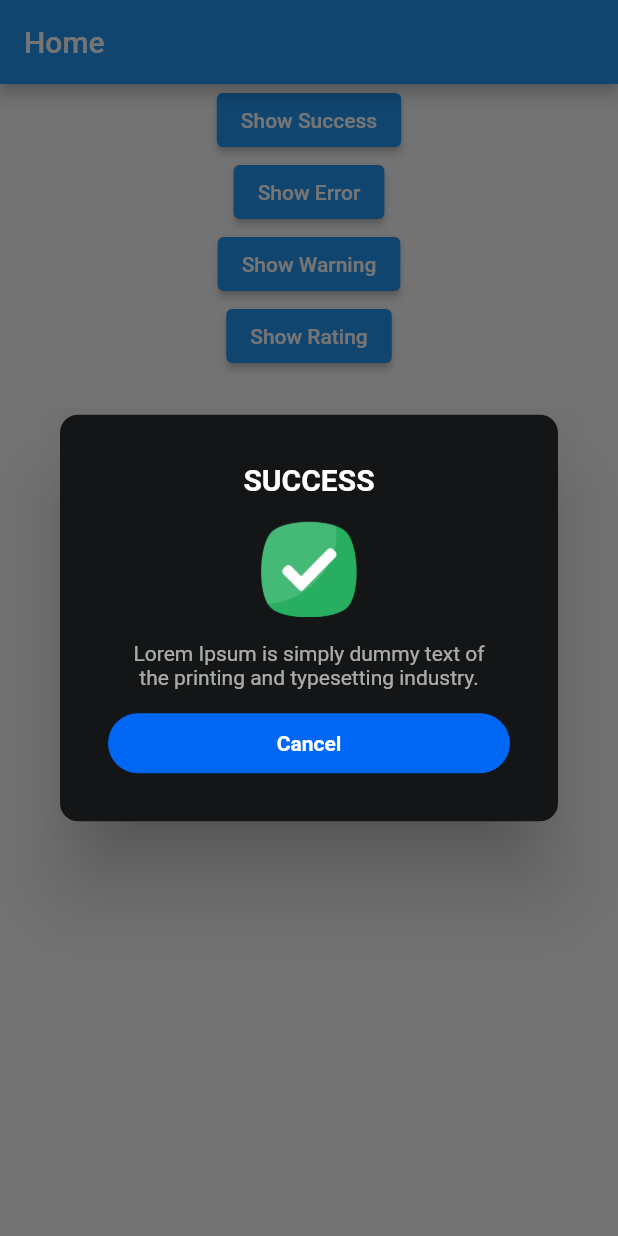
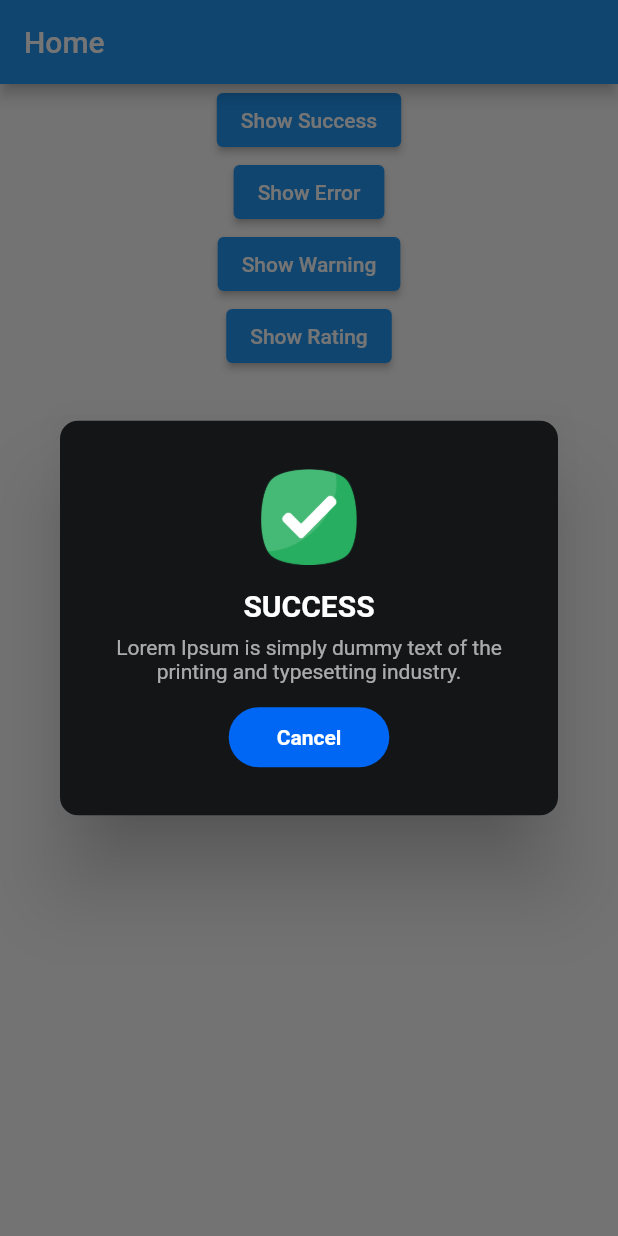
Before and after one commit to omeryilmazel/SwAlert, a Flutter app: the screen it shows after launch, after a tap on "Show Success", on a phone screen of 412 x 824 dp. Run offline on Flutter 3.47's test engine with Material 2 defaults, Android fonts, the phone set to English and light mode, and no system bars.

Commit message:
Update success.dart

```diff
--- a/lib/src/widgets/success.dart
+++ b/lib/src/widgets/success.dart
@@ -29,7 +29,7 @@ class SwSuccess extends StatelessWidget {
             borderRadius: BorderRadius.circular(12), color: Color(0xFF131517)),
         child: Column(
           mainAxisSize: MainAxisSize.min,
-          children: [buildTitle(),buildImage(),buildContent(),button(context)],
+          children: [buildImage(),buildTitle(),buildContent(),button(context)],
         ),
       ),
     );
@@ -37,7 +37,7 @@ class SwSuccess extends StatelessWidget {
 
   Container buildContent() {
     return Container(
-      margin: EdgeInsets.only(top: 8, left: 16, right: 16),
+      margin: EdgeInsets.only(top: 8, left: 0, right: 0),
       width: double.maxFinite,
       child: Center(
           child: Text(
@@ -50,13 +50,14 @@ class SwSuccess extends StatelessWidget {
 
   Padding buildImage() {
     return Padding(
-      padding: const EdgeInsets.only(top: 16, bottom: 8),
+      padding: const EdgeInsets.only(top: 0, bottom: 0),
       child: Image.asset('assets/success.png', height: 64, width: 64,package: 'sw_alert',),
     );
   }
 
   Container buildTitle() {
     return Container(
+      margin: EdgeInsets.only(top: 16),
       child: Center(child: Text(title, style: AlertTextStyle.title)),
     );
   }
@@ -75,9 +76,7 @@ class SwSuccess extends StatelessWidget {
         padding: EdgeInsets.symmetric(vertical: 12, horizontal: 32),
         decoration: BoxDecoration(
             borderRadius: BorderRadius.circular(100), color: SwColors.mainColor),
-        child: Center(
           child: Text(onConfirmText, style: AlertTextStyle.buttonText,textAlign: TextAlign.center),
-        ),
       ),
     );
   }
```
